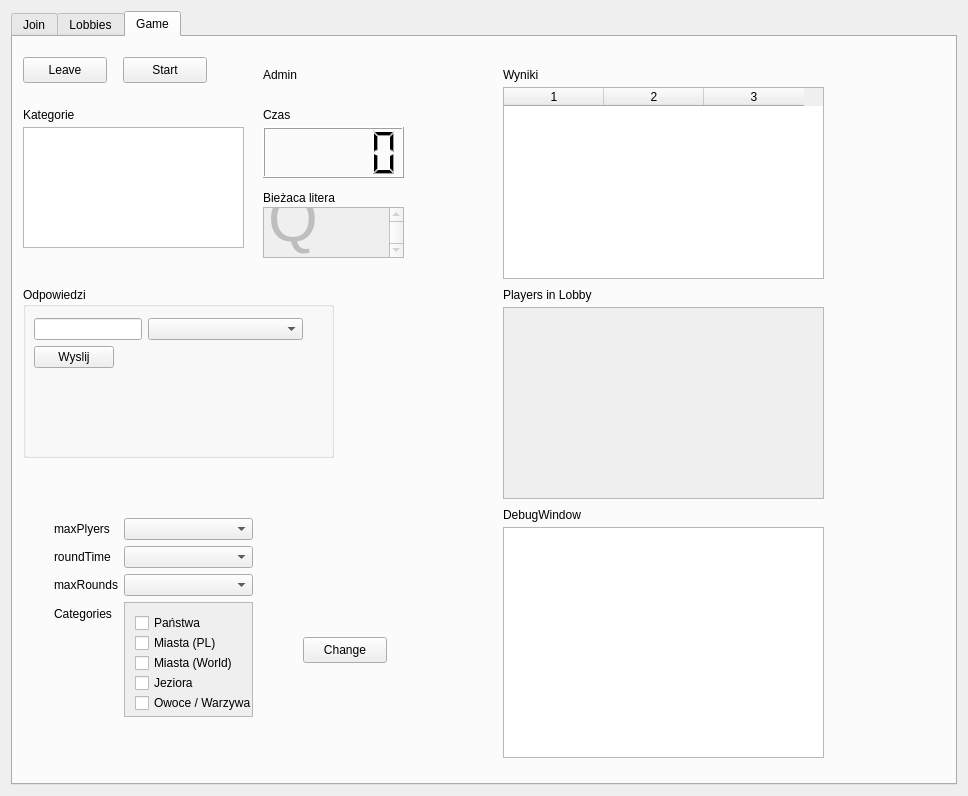
The window that ClientGui/mywidget.ui (homoglobina/ProjektSK2.2) describes before a commit, drawn with Qt 5.
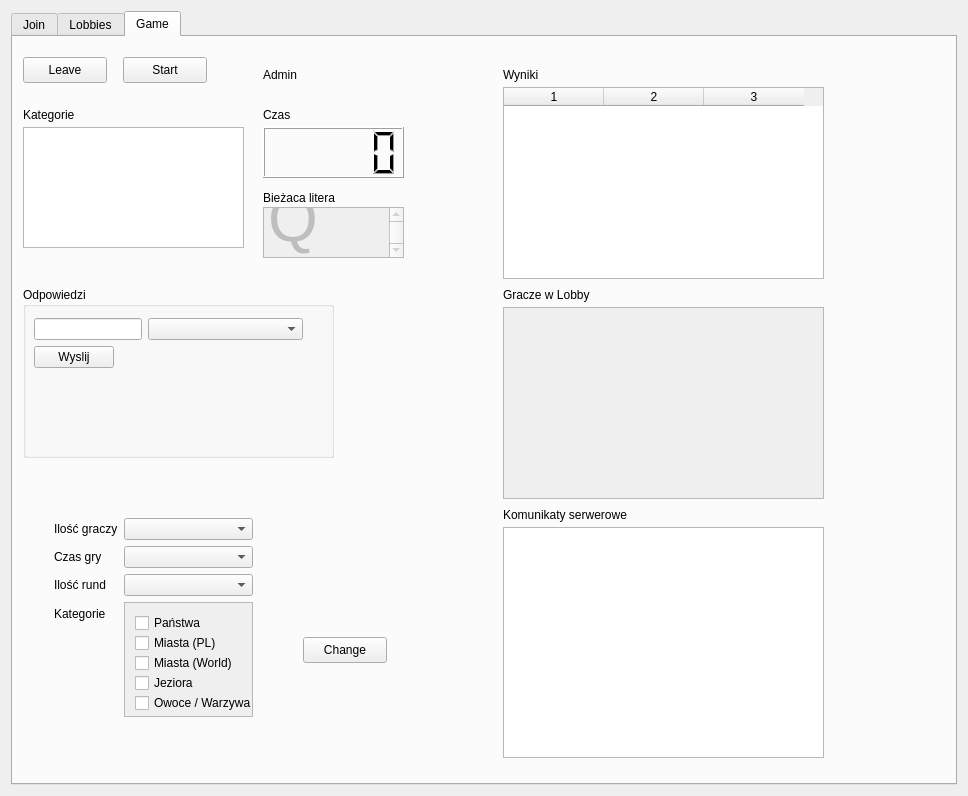
The same window after the commit. The open tabs and pages were chosen to show the change. Icons and pictures are not drawn.

Patch:
```diff
--- a/ClientGui/mywidget.ui
+++ b/ClientGui/mywidget.ui
@@ -250,7 +250,7 @@
         </rect>
        </property>
        <property name="text">
-        <string>Players in Lobby</string>
+        <string>Gracze w Lobby</string>
        </property>
       </widget>
       <widget class="QPushButton" name="startGameButton">
@@ -363,7 +363,7 @@
         </rect>
        </property>
        <property name="text">
-        <string>DebugWindow</string>
+        <string>Komunikaty serwerowe</string>
        </property>
       </widget>
       <widget class="QLabel" name="label_5">
@@ -489,7 +489,7 @@
            </sizepolicy>
           </property>
           <property name="text">
-           <string>maxPlyers</string>
+           <string>Ilość graczy</string>
           </property>
          </widget>
         </item>
@@ -505,7 +505,7 @@
            </sizepolicy>
           </property>
           <property name="text">
-           <string>roundTime</string>
+           <string>Czas gry</string>
           </property>
          </widget>
         </item>
@@ -528,7 +528,7 @@
            </sizepolicy>
           </property>
           <property name="text">
-           <string>maxRounds</string>
+           <string>Ilość rund</string>
           </property>
          </widget>
         </item>
@@ -544,7 +544,7 @@
            </sizepolicy>
           </property>
           <property name="text">
-           <string>Categories</string>
+           <string>Kategorie</string>
           </property>
          </widget>
         </item>
```
Left out of the diff: 17 changed lines with no effect on the pictures.
